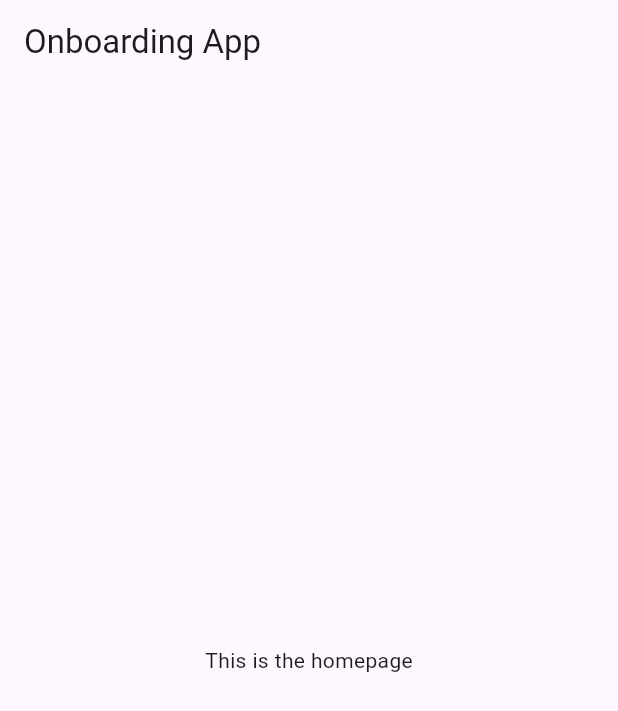
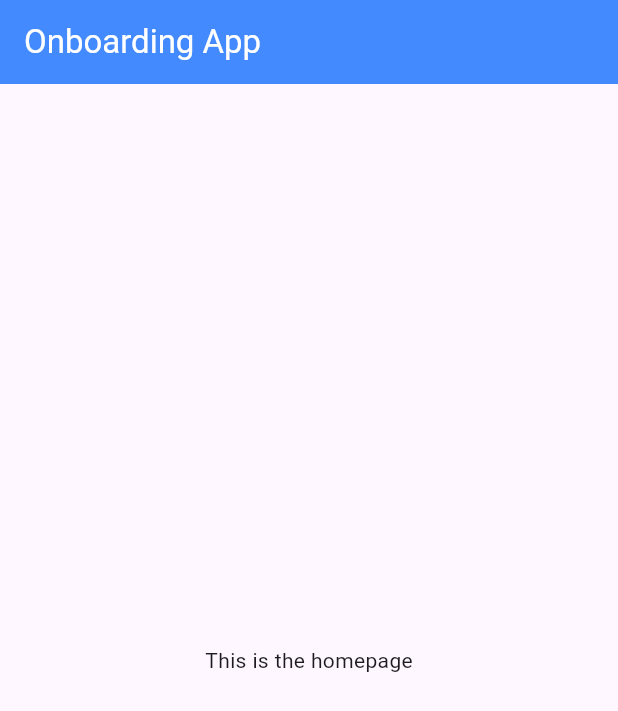
Before and after one commit to Andrew-Marfo/onboarding_screen, a Flutter app: the HomePage screen opened directly, on a phone screen of 412 x 824 dp. Shown: the top 711 px of the screen. Run offline on Flutter 3.47's test engine with Material 3 defaults, Android fonts, the phone set to English and light mode, and no system bars; our stand-ins replace smooth_page_indicator.

Commit message:
final touches

```diff
--- a/lib/homepage.dart
+++ b/lib/homepage.dart
@@ -1,4 +1,5 @@
 import 'package:flutter/material.dart';
+import 'package:flutter/services.dart';
 
 class HomePage extends StatelessWidget {
   const HomePage({super.key});
@@ -7,7 +8,16 @@ class HomePage extends StatelessWidget {
   Widget build(BuildContext context) {
     return Scaffold(
       appBar: AppBar(
-        title: const Text('Onboarding App'),
+        backgroundColor: Colors.blueAccent,
+        foregroundColor: Colors.white,
+        systemOverlayStyle: SystemUiOverlayStyle(
+          statusBarColor: Colors.transparent.withOpacity(
+            0.3,
+          ),
+        ),
+        title: const Text(
+          'Onboarding App',
+        ),
       ),
       body: const Center(
         child: Text(
```
